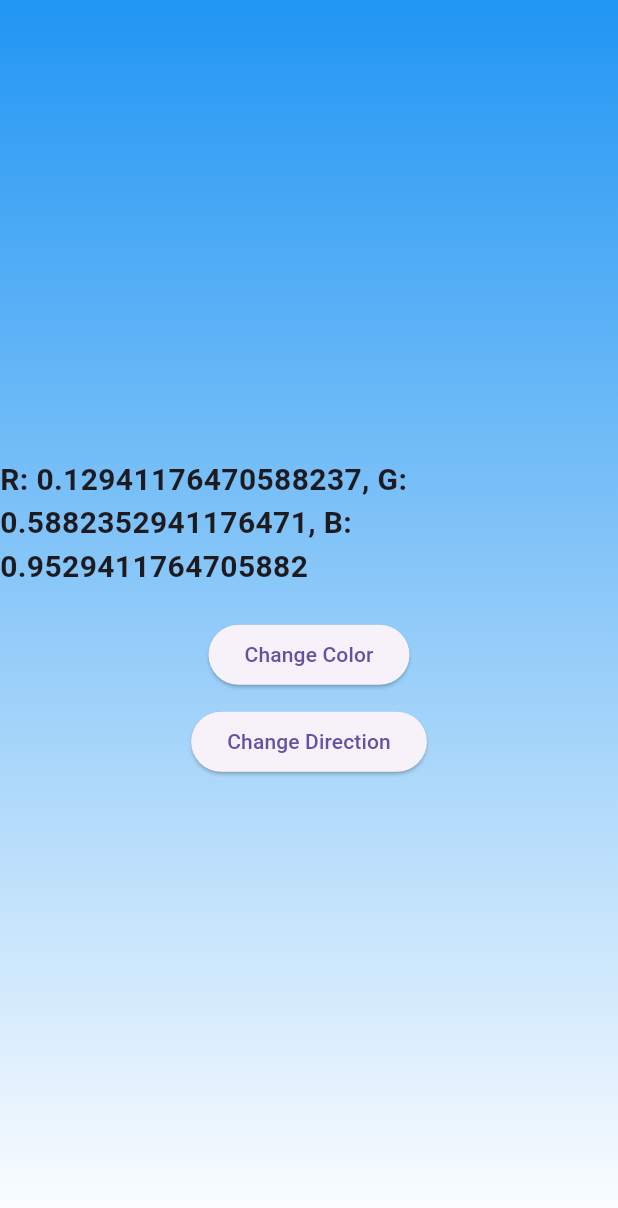
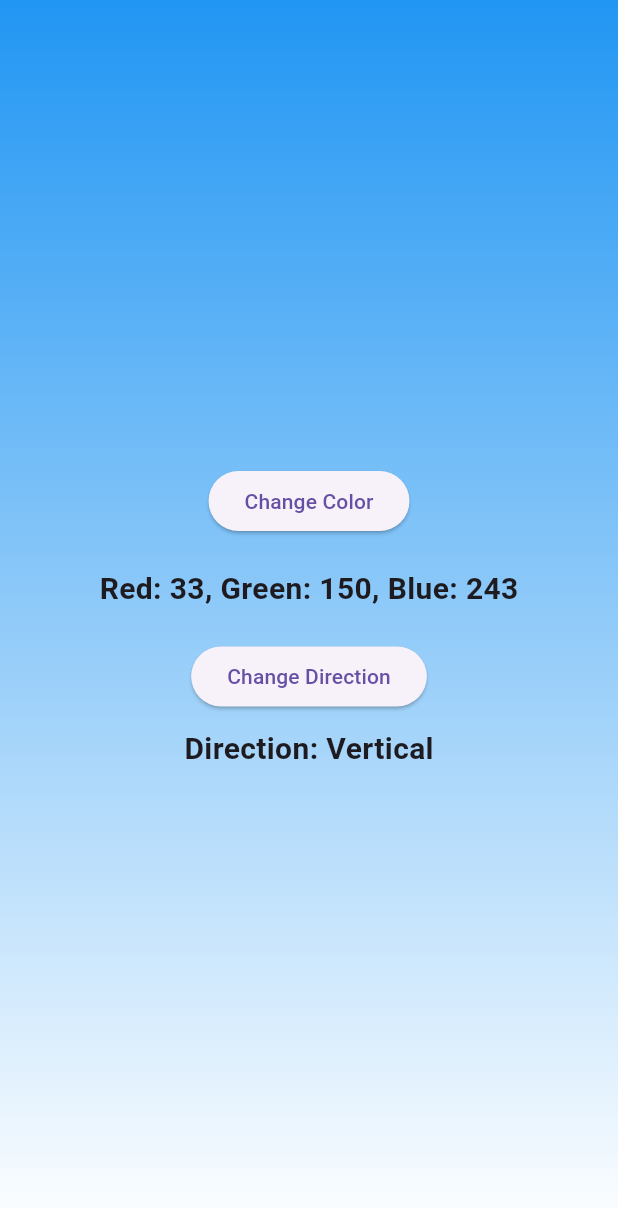
Before and after one commit to kamel404/colorchangeapp, a Flutter app: the screen it shows after launch, on a phone screen of 412 x 824 dp. Shown: the top 1208 px of the screen. Run offline on Flutter 3.47's test engine with Material 3 defaults, Android fonts, the phone set to English and light mode, and no system bars.

Commit message:
Oprimized the code

```diff
--- a/lib/main.dart
+++ b/lib/main.dart
@@ -1,18 +1,17 @@
-// ignore_for_file: unused_import
-
 import 'package:flutter/material.dart';
 import 'dart:math';
 
-void main() {
-  runApp(const ColorChangerApp());
-}
+void main() => runApp(const ColorChangerApp());
 
 class ColorChangerApp extends StatelessWidget {
   const ColorChangerApp({super.key});
 
   @override
   Widget build(BuildContext context) {
-    return MaterialApp(title: 'Color Changer', home: ColorChangerScreen());
+    return const MaterialApp(
+      title: 'Color Changer',
+      home: ColorChangerScreen(),
+    );
   }
 }
 
@@ -24,26 +23,31 @@ class ColorChangerScreen extends StatefulWidget {
 }
 
 class _ColorChangerScreenState extends State<ColorChangerScreen> {
-  // Default random color
+  // Current background color (starts with blue)
   Color _color = Colors.blue;
 
-  // List of gradient directions represented by begin and end alignments
-  final List<Map<String, Alignment>> _directions = [
-    {'begin': Alignment.topCenter, 'end': Alignment.bottomCenter}, // Vertical
-    {'begin': Alignment.centerLeft, 'end': Alignment.centerRight}, // Horizontal
-    {
-      'begin': Alignment.topLeft,
-      'end': Alignment.bottomRight,
-    }, // Left-to-Right Diagonal
-    {
-      'begin': Alignment.topRight,
-      'end': Alignment.bottomLeft,
-    }, // Right-to-Left Diagonal
+  // All possible gradient directions with labels
+  final List<GradientDirection> _gradientOptions = [
+    GradientDirection(Alignment.topCenter, Alignment.bottomCenter, 'Vertical'),
+    GradientDirection(
+      Alignment.centerLeft,
+      Alignment.centerRight,
+      'Horizontal',
+    ),
+    GradientDirection(
+      Alignment.topLeft,
+      Alignment.bottomRight,
+      'Left-to-Right',
+    ),
+    GradientDirection(
+      Alignment.topRight,
+      Alignment.bottomLeft,
+      'Right-to-Left',
+    ),
   ];
 
-  int _directionIndex = 0;
+  int _currentDirectionIndex = 0;
 
-  // Generate a random color
   void _changeColor() {
     setState(() {
       _color = Color.fromRGBO(
@@ -55,50 +59,54 @@ class _ColorChangerScreenState extends State<ColorChangerScreen> {
     });
   }
 
-  // Cycle to the next gradient direction
   void _changeDirection() {
     setState(() {
-      _directionIndex = (_directionIndex + 1) % _directions.length;
+      _currentDirectionIndex =
+          (_currentDirectionIndex + 1) % _gradientOptions.length;
     });
   }
 
   @override
   Widget build(BuildContext context) {
-    // Extract current gradient directions
-    final currentDirection = _directions[_directionIndex];
+    final currentDirection = _gradientOptions[_currentDirectionIndex];
 
     return Scaffold(
       body: Container(
         decoration: BoxDecoration(
           gradient: LinearGradient(
-            begin: currentDirection['begin']!,
-            end: currentDirection['end']!,
-            colors: [
-              _color,
-              Colors.white,
-            ], // You can adjust the gradient colors as needed
+            begin: currentDirection.begin,
+            end: currentDirection.end,
+            colors: [_color, Colors.white],
           ),
         ),
         child: Center(
           child: Column(
             mainAxisAlignment: MainAxisAlignment.center,
-            children: <Widget>[
-              // Display the RGB values
-              Text(
-                'R: ${_color.r}, G: ${_color.g}, B: ${_color.b}',
-                style: TextStyle(fontSize: 20, fontWeight: FontWeight.bold),
-              ),
-              SizedBox(height: 20),
-              // Change Color Button
+            children: [
               ElevatedButton(
                 onPressed: _changeColor,
-                child: Text('Change Color'),
+                child: const Text('Change Color'),
               ),
-              SizedBox(height: 10),
-              // Change Direction Button
+              const SizedBox(height: 20),
+              Text(
+                'Red: ${_color.red}, Green: ${_color.green}, Blue: ${_color.blue}',
+                style: const TextStyle(
+                  fontSize: 20,
+                  fontWeight: FontWeight.bold,
+                ),
+              ),
+              const SizedBox(height: 20),
               ElevatedButton(
                 onPressed: _changeDirection,
-                child: Text('Change Direction'),
+                child: const Text('Change Direction'),
+              ),
+              const SizedBox(height: 10),
+              Text(
+                'Direction: ${currentDirection.label}',
+                style: const TextStyle(
+                  fontSize: 20,
+                  fontWeight: FontWeight.bold,
+                ),
               ),
             ],
           ),
@@ -107,3 +115,12 @@ class _ColorChangerScreenState extends State<ColorChangerScreen> {
     );
   }
 }
+
+// Helper class to store gradient direction information
+class GradientDirection {
+  final Alignment begin;
+  final Alignment end;
+  final String label;
+
+  const GradientDirection(this.begin, this.end, this.label);
+}
```
